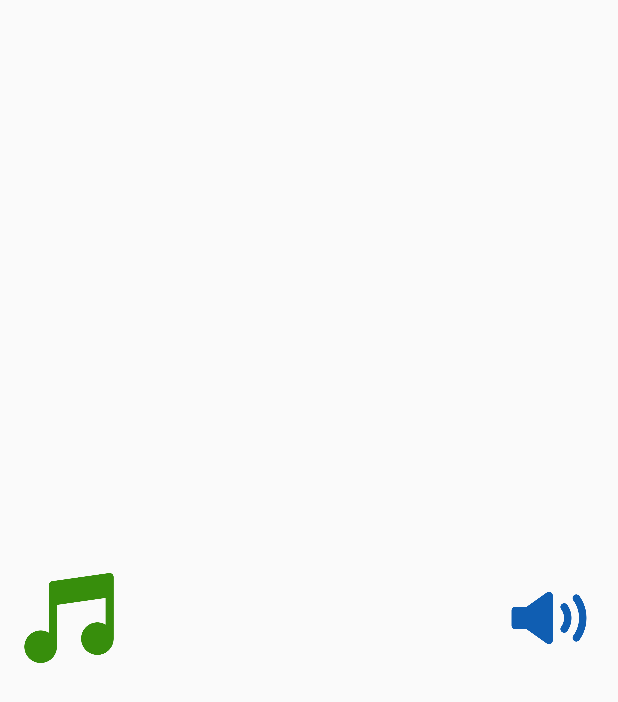
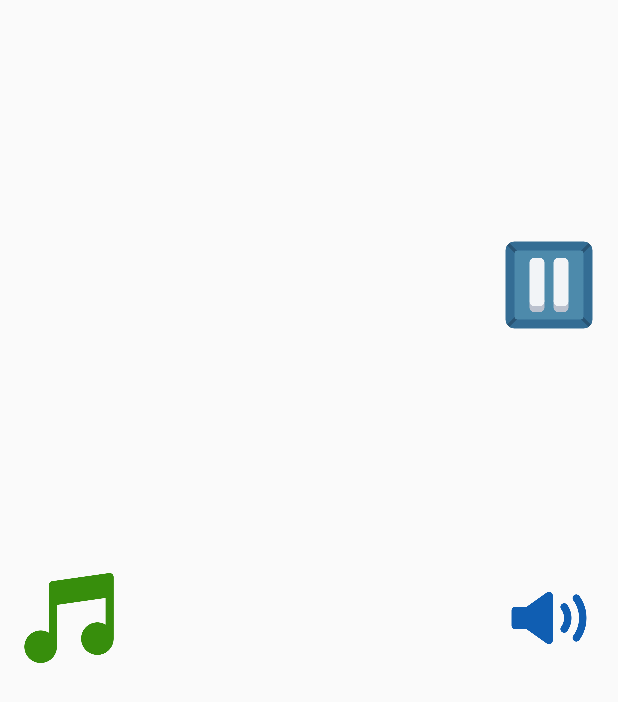
Before and after one commit to Lamhochoi/Gam2D, an Android app built with Jetpack Compose: the layout activity_game.xml on its own in the app's theme, with its tools: preview values and no code run, on a phone screen of 412 x 824 dp. Shown: the top 702 px of the screen. Run offline under Robolectric (Android 15) with nearby library versions, the phone set to English and light mode, and no system bars.

Commit message:
Second commit

```diff
--- a/app/src/main/java/com/example/game2d/managers/DifficultyManager.kt
+++ b/app/src/main/java/com/example/game2d/managers/DifficultyManager.kt
@@ -23,10 +23,10 @@ object DifficultyManager {
 
         when (level) {
             "MARS" -> {
-                player.hp = 20; player.maxHp = 20
+                player.hp = 100; player.maxHp = 100
                 EnemyDefaults.speed = 1; EnemyDefaults.shotDelay = 2000; EnemyDefaults.hp = 2
                 BossDefaults.hp = 20; BossDefaults.speed = 1; BossDefaults.shotDelay = 1500
-                entityManager.goal = 10
+                entityManager.goal = 1
             }
             "MERCURY" -> {
                 player.hp = 20; player.maxHp = 20
--- a/app/src/main/res/layout/activity_game.xml
+++ b/app/src/main/res/layout/activity_game.xml
@@ -31,4 +31,20 @@
         android:adjustViewBounds="true"
         android:contentDescription="@string/btn_sound_desc"/>
 
+    <!-- Nút pause -->
+    <ImageButton
+        android:id="@+id/btnPause"
+        android:layout_width="60dp"
+        android:layout_height="60dp"
+        android:layout_gravity="top|end"
+        android:layout_marginTop="160dp"
+        android:layout_marginEnd="16dp"
+        android:background="@android:color/transparent"
+        android:src="@drawable/ic_pause"
+        android:scaleType="fitCenter"
+        android:adjustViewBounds="true"
+        android:contentDescription="@string/btn_pause_desc"/>
+
+
+
 </FrameLayout>
--- a/app/src/main/res/values/strings.xml
+++ b/app/src/main/res/values/strings.xml
@@ -3,5 +3,6 @@
     <!-- Thêm 2 cái này -->
     <string name="btn_music_desc">Music button</string>
     <string name="btn_sound_desc">Sound button</string>
+    <string name="btn_pause_desc">Pause button</string>
 
 </resources>
```
Also changed, not shown: app/src/main/java/com/example/game2d/GameActivity.kt (+19 -0 lines), app/src/main/java/com/example/game2d/core/GameView.kt (+63 -14 lines), app/src/main/java/com/example/game2d/managers/CollisionManager.kt (+11 -1 lines), app/src/main/java/com/example/game2d/managers/EntityManager.kt (+32 -8 lines), app/src/main/res/drawable/ic_pause.png (added), app/src/main/res/drawable/ic_pause_bg.png (added), app/src/main/res/drawable/ic_play.png (added).
